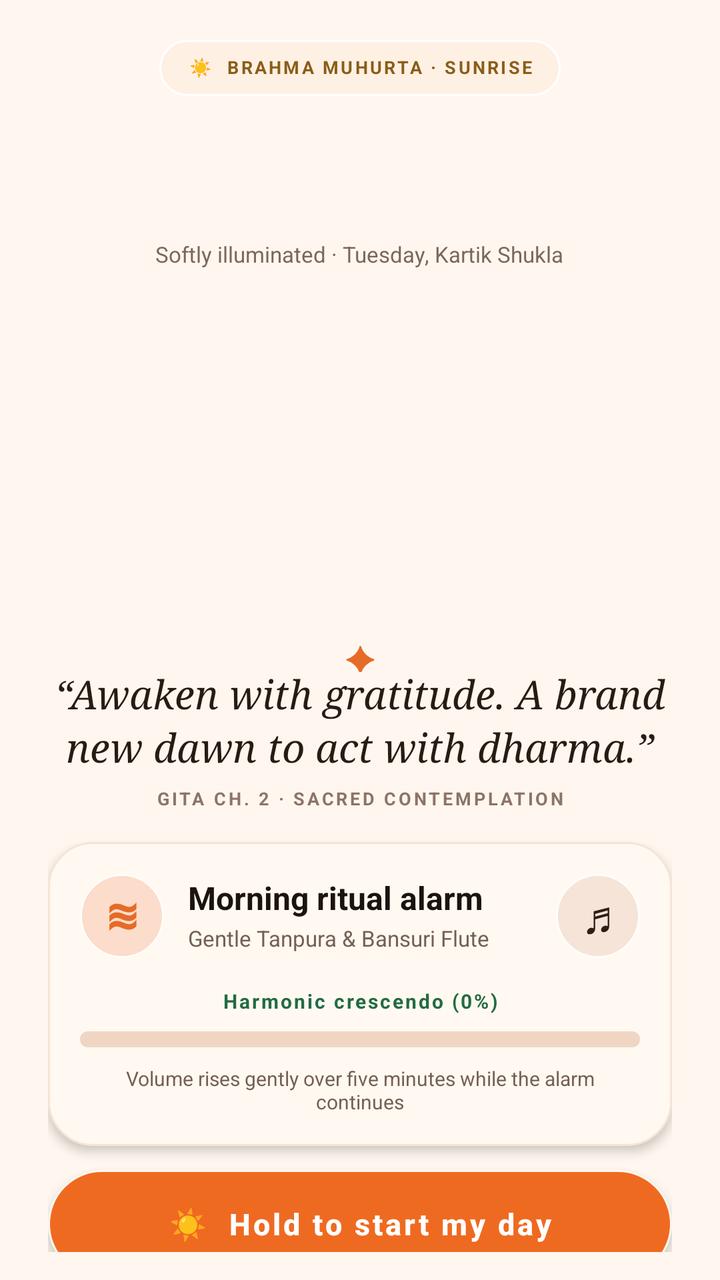
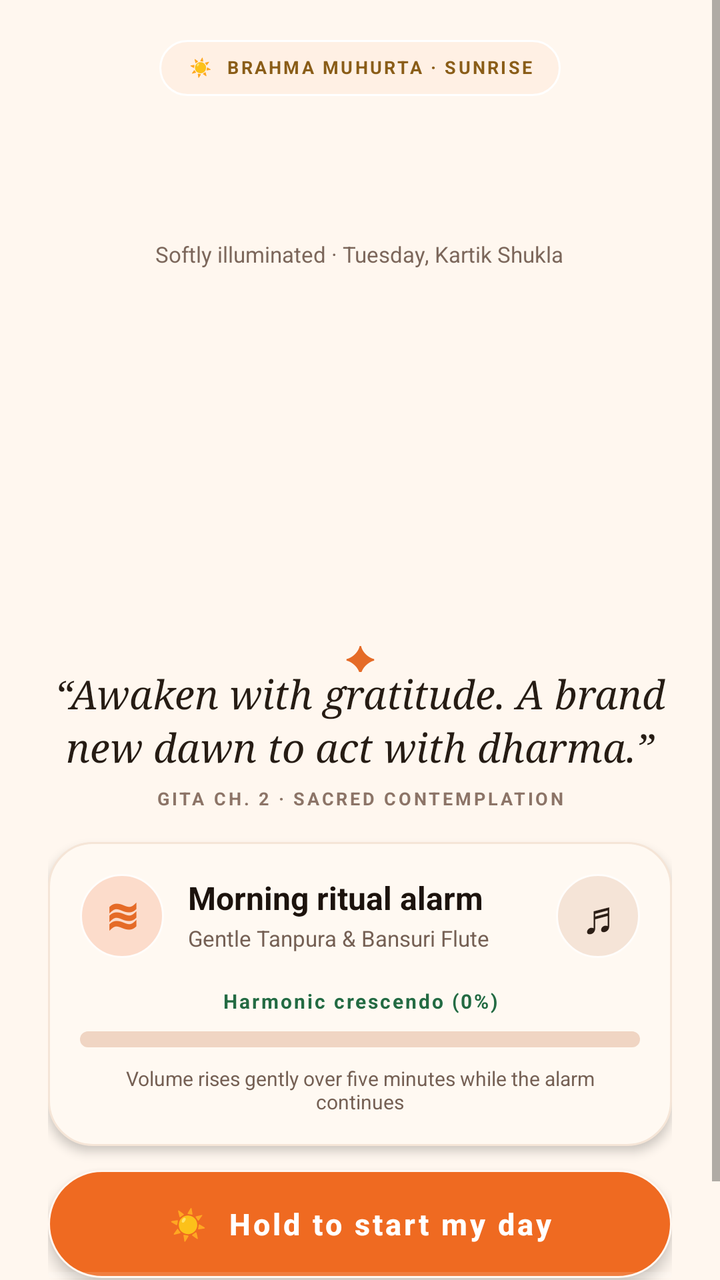

The first picture is an Android layout as it rendered before a commit; the second is the same layout after the commit. The layout source and the unified diff follow.
<!-- AndroidManifest.xml: fallback theme Theme.MaterialComponents.DayNight.NoActionBar -->
<!-- res/layout/alarm_fallback.xml -->
<?xml version="1.0" encoding="utf-8"?>
<LinearLayout xmlns:android="http://schemas.android.com/apk/res/android"
    android:id="@+id/alarm_fallback"
    android:layout_width="match_parent"
    android:layout_height="match_parent"
    android:orientation="vertical"
    android:gravity="center_horizontal"
    android:paddingLeft="24dp"
    android:paddingTop="20dp"
    android:paddingRight="24dp"
    android:paddingBottom="14dp"
    android:background="#FFF7EF">

  <TextView
      android:id="@+id/alarm_pill"
      android:layout_width="wrap_content"
      android:layout_height="28dp"
      android:gravity="center"
      android:background="@drawable/alarm_pill"
      android:paddingLeft="14dp"
      android:paddingRight="14dp"
      android:text="☀  BRAHMA MUHURTA · SUNRISE"
      android:textColor="#8A5D18"
      android:textSize="9sp"
      android:letterSpacing="0.12"
      android:textStyle="bold"
      android:includeFontPadding="false" />

  <LinearLayout
      android:layout_width="wrap_content"
      android:layout_height="wrap_content"
      android:layout_marginTop="10dp"
      android:gravity="bottom"
      android:orientation="horizontal"
      android:baselineAligned="true">
    <TextView
        android:id="@+id/alarm_time"
        android:layout_width="wrap_content"
        android:layout_height="wrap_content"
        android:includeFontPadding="false"
        android:textColor="#1F140E"
        android:textSize="52sp"
        android:fontFamily="serif" />
    <TextView
        android:id="@+id/alarm_meridiem"
        android:layout_width="wrap_content"
        android:layout_height="wrap_content"
        android:layout_marginLeft="8dp"
        android:layout_marginBottom="8dp"
        android:includeFontPadding="false"
        android:textColor="#E56B27"
        android:textSize="18sp"
        android:textStyle="bold" />
  </LinearLayout>

  <TextView
      android:layout_width="wrap_content"
      android:layout_height="wrap_content"
      android:layout_marginTop="2dp"
      android:includeFontPadding="false"
      android:text="Softly illuminated · Tuesday, Kartik Shukla"
      android:textColor="#7C675B"
      android:textSize="11sp" />

  <ImageView
      android:id="@+id/alarm_mascot"
      android:layout_width="220dp"
      android:layout_height="178dp"
      android:layout_marginTop="4dp"
      android:contentDescription="Aru welcomes you to your morning ritual"
      android:scaleType="centerInside" />

  <LinearLayout
      android:layout_width="match_parent"
      android:layout_height="wrap_content"
      android:gravity="center_horizontal"
      android:orientation="vertical">
    <TextView
        android:layout_width="24dp"
        android:layout_height="20dp"
        android:gravity="center"
        android:includeFontPadding="false"
        android:text="✦"
        android:textColor="#E56B27"
        android:textSize="18sp" />
    <TextView
        android:id="@+id/alarm_quote"
        android:layout_width="match_parent"
        android:layout_height="wrap_content"
        android:gravity="center"
        android:includeFontPadding="false"
        android:text="“Awaken with gratitude. A brand new dawn to act with dharma.”"
        android:textAlignment="center"
        android:textColor="#261C14"
        android:textSize="20sp"
        android:lineSpacingExtra="3dp"
        android:fontFamily="serif"
        android:textStyle="italic" />
    <TextView
        android:layout_width="match_parent"
        android:layout_height="wrap_content"
        android:layout_marginTop="8dp"
        android:gravity="center"
        android:includeFontPadding="false"
        android:text="GITA CH. 2 · SACRED CONTEMPLATION"
        android:textColor="#8C7467"
        android:textSize="9sp"
        android:letterSpacing="0.14"
        android:textStyle="bold" />
  </LinearLayout>

  <LinearLayout
      android:layout_width="match_parent"
      android:layout_height="wrap_content"
      android:layout_marginTop="16dp"
      android:orientation="vertical"
      android:background="@drawable/alarm_card"
      android:elevation="3dp">

    <LinearLayout
        android:layout_width="match_parent"
        android:layout_height="wrap_content"
        android:gravity="center_vertical"
        android:orientation="horizontal">
      <TextView
          android:layout_width="42dp"
          android:layout_height="42dp"
          android:gravity="center"
          android:background="@drawable/alarm_icon_disc"
          android:text="≋"
          android:textColor="#E56B27"
          android:textSize="27sp"
          android:textStyle="bold" />
      <LinearLayout
          android:layout_width="0dp"
          android:layout_height="wrap_content"
          android:layout_marginLeft="12dp"
          android:layout_weight="1"
          android:orientation="vertical">
        <TextView
            android:id="@+id/alarm_tone"
            android:layout_width="match_parent"
            android:layout_height="wrap_content"
            android:includeFontPadding="false"
            android:text="Morning ritual alarm"
            android:textColor="#1C130D"
            android:textSize="16sp"
            android:textStyle="bold" />
        <TextView
            android:layout_width="match_parent"
            android:layout_height="wrap_content"
            android:layout_marginTop="4dp"
            android:includeFontPadding="false"
            android:text="Gentle Tanpura &amp; Bansuri Flute"
            android:textColor="#756054"
            android:textSize="11sp" />
      </LinearLayout>
      <TextView
          android:layout_width="42dp"
          android:layout_height="42dp"
          android:gravity="center"
          android:background="@drawable/alarm_icon_disc_muted"
          android:text="♬"
          android:textColor="#2C1E16"
          android:textSize="23sp" />
    </LinearLayout>

    <TextView
        android:id="@+id/alarm_volume"
        android:layout_width="match_parent"
        android:layout_height="wrap_content"
        android:layout_marginTop="16dp"
        android:gravity="center"
        android:includeFontPadding="false"
        android:text="Harmonic crescendo (0%)"
        android:textColor="#236B43"
        android:textSize="10sp"
        android:letterSpacing="0.1"
        android:textStyle="bold" />
    <ProgressBar
        android:id="@+id/alarm_volume_progress"
        style="?android:attr/progressBarStyleHorizontal"
        android:layout_width="match_parent"
        android:layout_height="8dp"
        android:layout_marginTop="9dp"
        android:indeterminate="false"
        android:max="100"
        android:progress="0"
        android:progressDrawable="@drawable/alarm_progress_track" />
    <TextView
        android:layout_width="match_parent"
        android:layout_height="wrap_content"
        android:layout_marginTop="10dp"
        android:gravity="center"
        android:includeFontPadding="false"
        android:text="Volume rises gently over five minutes while the alarm continues"
        android:textColor="#756054"
        android:textSize="10sp" />
  </LinearLayout>

  <View
      android:layout_width="1dp"
      android:layout_height="0dp"
      android:layout_weight="1" />

  <FrameLayout
      android:layout_width="match_parent"
      android:layout_height="54dp"
      android:layout_marginTop="12dp"
      android:background="@drawable/alarm_primary_button"
      android:elevation="4dp">
    <Button
        android:id="@+id/alarm_dismiss"
        android:layout_width="match_parent"
        android:layout_height="match_parent"
        android:background="@android:color/transparent"
        android:text="☀  Hold to start my day"
        android:textAllCaps="false"
        android:textColor="#FFFFFF"
        android:textSize="15sp"
        android:textStyle="bold" />
    <ProgressBar
        android:id="@+id/alarm_dismiss_progress"
        style="?android:attr/progressBarStyleHorizontal"
        android:layout_width="match_parent"
        android:layout_height="3dp"
        android:layout_gravity="bottom"
        android:indeterminate="false"
        android:max="100"
        android:progress="0"
        android:progressDrawable="@drawable/alarm_hold_progress_track" />
  </FrameLayout>

  <TextView
      android:layout_width="match_parent"
      android:layout_height="wrap_content"
      android:layout_marginTop="8dp"
      android:gravity="center"
      android:includeFontPadding="false"
      android:text="Keep holding for 1.5 seconds. Releasing early resets the action."
      android:textColor="#8C7467"
      android:textSize="10sp" />

  <TextView
      android:layout_width="match_parent"
      android:layout_height="wrap_content"
      android:layout_marginTop="9dp"
      android:gravity="center"
      android:includeFontPadding="false"
      android:text="Your Surya Namaskar routine is prepared for 06:45 AM"
      android:textColor="#7A6659"
      android:textSize="10sp" />
</LinearLayout>
<!-- resources referenced by this layout -->
<resources>
  <!-- drawable alarm_card (drawable) -->
  <?xml version="1.0" encoding="utf-8"?>
  <shape xmlns:android="http://schemas.android.com/apk/res/android" android:shape="rectangle">
    <solid android:color="#FFF9F2" />
    <stroke android:width="1dp" android:color="#F5E5D7" />
    <corners android:radius="22dp" />
    <padding android:left="16dp" android:top="16dp" android:right="16dp" android:bottom="16dp" />
  </shape>
  <!-- drawable alarm_hold_progress_track (drawable) -->
  <?xml version="1.0" encoding="utf-8"?>
  <layer-list xmlns:android="http://schemas.android.com/apk/res/android">
    <item android:id="@android:id/background">
      <shape><solid android:color="#22FFFFFF" /><corners android:radius="2dp" /></shape>
    </item>
    <item android:id="@android:id/progress">
      <clip><shape><solid android:color="#FFFFD7BF" /><corners android:radius="2dp" /></shape></clip>
    </item>
  </layer-list>
  <!-- drawable alarm_icon_disc (drawable) -->
  <?xml version="1.0" encoding="utf-8"?>
  <shape xmlns:android="http://schemas.android.com/apk/res/android" android:shape="oval">
    <solid android:color="#FCDCCB" />
    <stroke android:width="1dp" android:color="#FFFDFB" />
  </shape>
  <!-- drawable alarm_icon_disc_muted (drawable) -->
  <?xml version="1.0" encoding="utf-8"?>
  <shape xmlns:android="http://schemas.android.com/apk/res/android" android:shape="oval">
    <solid android:color="#F5E4D7" />
    <stroke android:width="1dp" android:color="#FFFDFB" />
  </shape>
  <!-- drawable alarm_pill (drawable) -->
  <?xml version="1.0" encoding="utf-8"?>
  <shape xmlns:android="http://schemas.android.com/apk/res/android" android:shape="rectangle">
    <solid android:color="#FFF0E4" />
    <stroke android:width="1dp" android:color="#FFFFFF" />
    <corners android:radius="18dp" />
  </shape>
  <!-- drawable alarm_primary_button (drawable) -->
  <?xml version="1.0" encoding="utf-8"?>
  <shape xmlns:android="http://schemas.android.com/apk/res/android" android:shape="rectangle">
    <solid android:color="#EF6A21" />
    <stroke android:width="1dp" android:color="#FFF7F0" />
    <corners android:radius="28dp" />
  </shape>
  <!-- drawable alarm_progress_track (drawable) -->
  <?xml version="1.0" encoding="utf-8"?>
  <layer-list xmlns:android="http://schemas.android.com/apk/res/android">
    <item android:id="@android:id/background">
      <shape><solid android:color="#F0D5C3" /><corners android:radius="4dp" /></shape>
    </item>
    <item android:id="@android:id/progress">
      <clip><shape><solid android:color="#E56B27" /><corners android:radius="4dp" /></shape></clip>
    </item>
  </layer-list>
</resources>

<!-- the commit's change to res/layout/alarm_fallback.xml (unified diff, before → after) -->
@@ -1,8 +1,13 @@
 <?xml version="1.0" encoding="utf-8"?>
-<LinearLayout xmlns:android="http://schemas.android.com/apk/res/android"
+<ScrollView xmlns:android="http://schemas.android.com/apk/res/android"
+    android:layout_width="match_parent"
+    android:layout_height="match_parent"
+    android:fillViewport="true"
+    android:background="#FFF7EF">
+<LinearLayout
     android:id="@+id/alarm_fallback"
     android:layout_width="match_parent"
-    android:layout_height="match_parent"
+    android:layout_height="wrap_content"
     android:orientation="vertical"
     android:gravity="center_horizontal"
     android:paddingLeft="24dp"
@@ -14,7 +19,10 @@
   <TextView
       android:id="@+id/alarm_pill"
       android:layout_width="wrap_content"
-      android:layout_height="28dp"
+      android:layout_height="wrap_content"
+      android:minHeight="28dp"
+      android:paddingTop="6dp"
+      android:paddingBottom="6dp"
       android:gravity="center"
       android:background="@drawable/alarm_pill"
       android:paddingLeft="14dp"
@@ -205,14 +213,16 @@
 
   <FrameLayout
       android:layout_width="match_parent"
-      android:layout_height="54dp"
+      android:layout_height="wrap_content"
+      android:minHeight="54dp"
       android:layout_marginTop="12dp"
       android:background="@drawable/alarm_primary_button"
       android:elevation="4dp">
     <Button
         android:id="@+id/alarm_dismiss"
         android:layout_width="match_parent"
-        android:layout_height="match_parent"
+        android:layout_height="wrap_content"
+        android:minHeight="54dp"
         android:background="@android:color/transparent"
         android:text="☀  Hold to start my day"
         android:textAllCaps="false"
@@ -251,3 +261,4 @@
       android:textColor="#7A6659"
       android:textSize="10sp" />
 </LinearLayout>
+</ScrollView>
